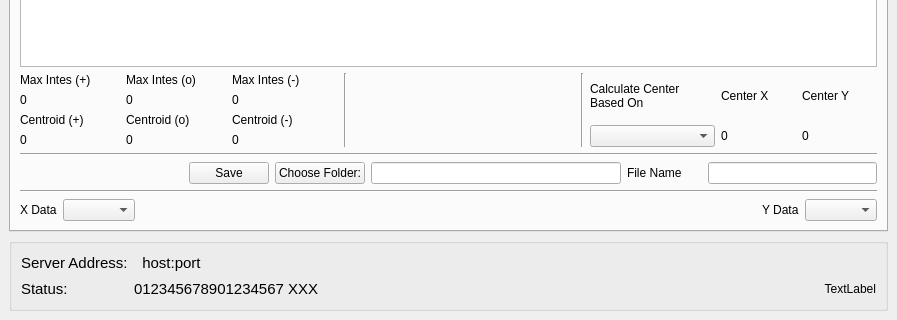
This is main_controller/windows/main_window.ui in ayuzer/HXMA_Python_Gui as Qt 5 draws it before an edit; both pictures show x 0 to 897 and y 298 to 618 of the 897 by 618 pixel window. The edited form follows.
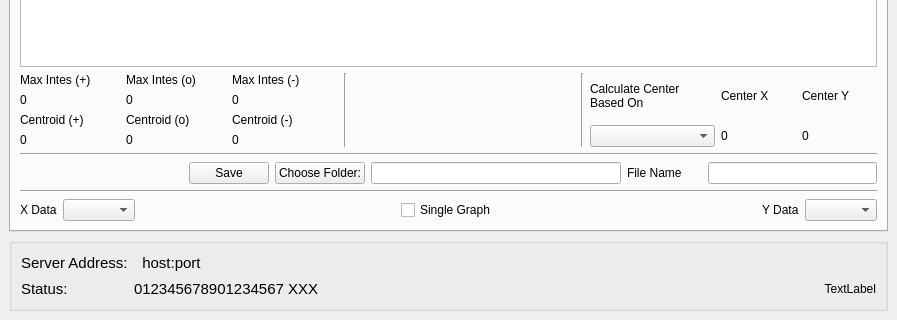
This is the edited form. The open tabs and pages were chosen to show the change.

Commit message:
Multiple Graph Toggling Added
You can now toggle between graphing multiple graphs or just one. This
will allow for better point selection later.

Diff of the .ui file:
```diff
--- a/main_controller/windows/main_window.ui
+++ b/main_controller/windows/main_window.ui
@@ -2030,6 +2030,26 @@
                 </property>
                </spacer>
               </item>
+              <item>
+               <widget class="QCheckBox" name="checkBox_cent_single">
+                <property name="text">
+                 <string>Single Graph</string>
+                </property>
+               </widget>
+              </item>
+              <item>
+               <spacer name="horizontalSpacer_28">
+                <property name="orientation">
+                 <enum>Qt::Horizontal</enum>
+                </property>
+                <property name="sizeHint" stdset="0">
+                 <size>
+                  <width>40</width>
+                  <height>20</height>
+                 </size>
+                </property>
+               </spacer>
+              </item>
               <item>
                <widget class="QLabel" name="label_cent_data_y_name">
                 <property name="text">
```
Left out of the diff: 8 changed lines with no effect on the pictures. The commit also changes 7 other files.
